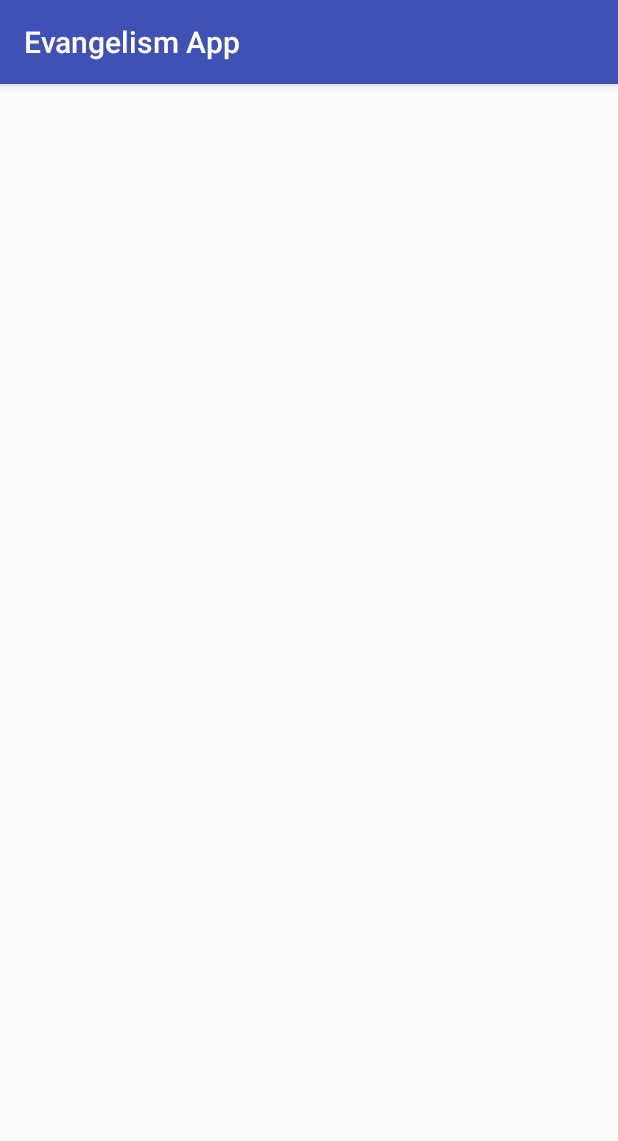
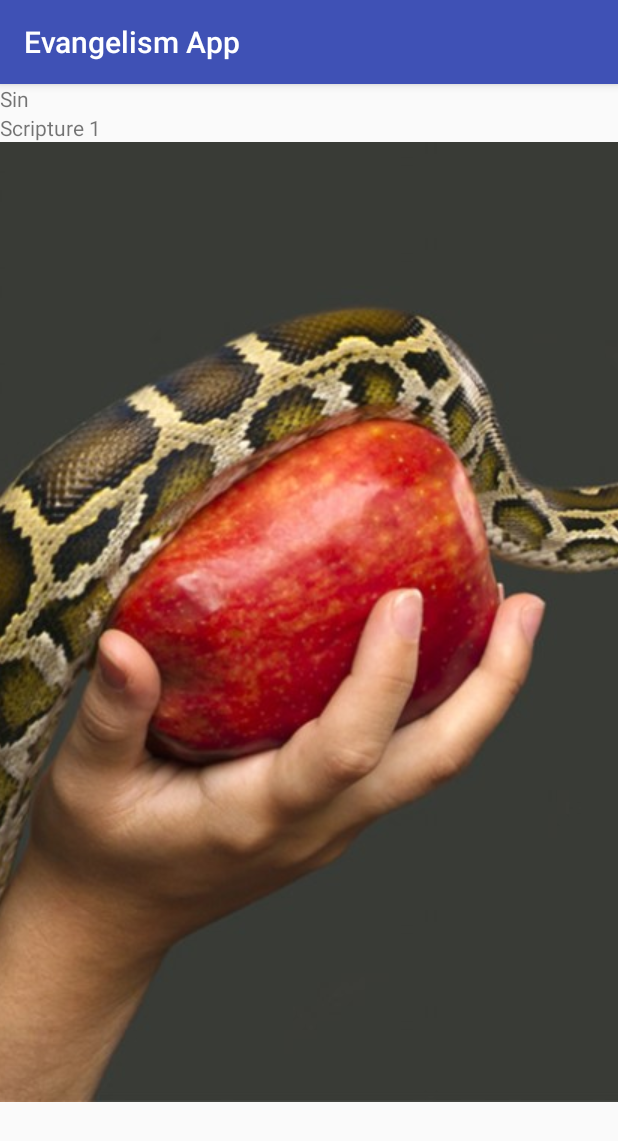
Before and after one commit to uenvymenow/EvangelismApp, an Android app: the SinActivity screen opened directly, with no data from a screen before it, on a phone screen of 412 x 824 dp. Shown: the top 1141 px of the screen. Run offline under Robolectric (Android 15) with nearby library versions, the phone set to English and light mode, and no system bars.

Commit message:
Added skeleton layout for SinActivity

```diff
--- a/app/src/main/java/com/example/aaron/evangelismapp/SinActivity.java
+++ b/app/src/main/java/com/example/aaron/evangelismapp/SinActivity.java
@@ -2,6 +2,7 @@ package com.example.aaron.evangelismapp;
 
 import android.support.v7.app.AppCompatActivity;
 import android.os.Bundle;
+import android.widget.ImageView;
 import android.widget.TextView;
 
 public class SinActivity extends AppCompatActivity {
@@ -10,5 +11,23 @@ public class SinActivity extends AppCompatActivity {
     protected void onCreate(Bundle savedInstanceState) {
         super.onCreate(savedInstanceState);
         setContentView(R.layout.activity_sin);
+
+        // Locate the SinWordTextView
+        TextView sinWord = findViewById(R.id.sinWordTextView);
+
+        // Add the word Sin to the textview
+        sinWord.setText("Sin");
+
+        // Locate the sinScriptureTextView
+        TextView sinScripture = findViewById(R.id.sinScriptureTextView);
+
+        // Add the scripture reference to the sinScriptureTextView
+        sinScripture.setText("Scripture 1");
+
+        // Locate the sinImageView
+        ImageView sinImage = findViewById(R.id.sinImage);
+
+        // Add the sin image to the sinImageView
+        sinImage.setImageResource(R.drawable.sinimage);
     }
 }
--- a/app/src/main/res/layout/activity_sin.xml
+++ b/app/src/main/res/layout/activity_sin.xml
@@ -3,24 +3,23 @@
     xmlns:tools="http://schemas.android.com/tools"
     android:layout_width="match_parent"
     android:layout_height="match_parent"
+    android:orientation="vertical"
     tools:context="com.example.aaron.evangelismapp.SinActivity">
 
     <TextView
         android:id="@+id/sinWordTextView"
         android:layout_height="wrap_content"
-        android:layout_width="wrap_content"
-        android:layout_gravity="center"/>
+        android:layout_width="wrap_content" />
 
     <TextView
         android:id="@+id/sinScriptureTextView"
         android:layout_width="wrap_content"
-        android:layout_height="wrap_content"
-        android:layout_gravity="center"/>
+        android:layout_height="wrap_content" />
 
     <ImageView
         android:id="@+id/sinImage"
         android:layout_width="wrap_content"
         android:layout_height="wrap_content"
-        android:layout_gravity="center"/>
+        android:scaleType="center"/>
 
 </LinearLayout>
```
Also changed, not shown: app/src/main/res/drawable/sinimage.jpg (added).
